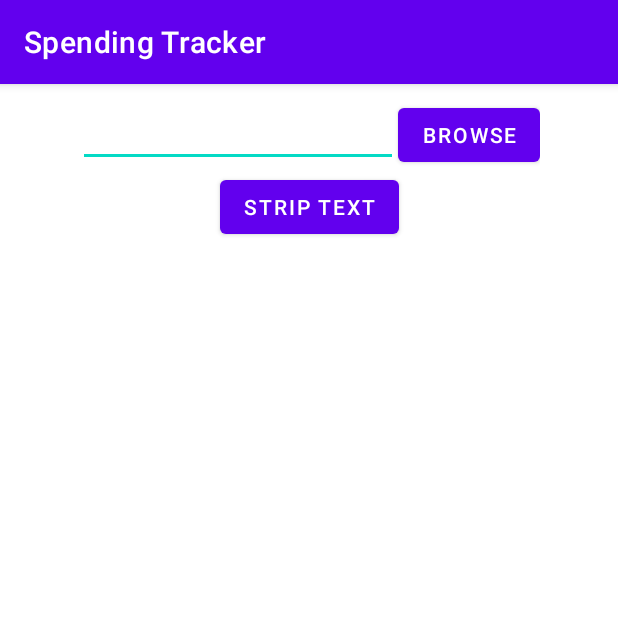
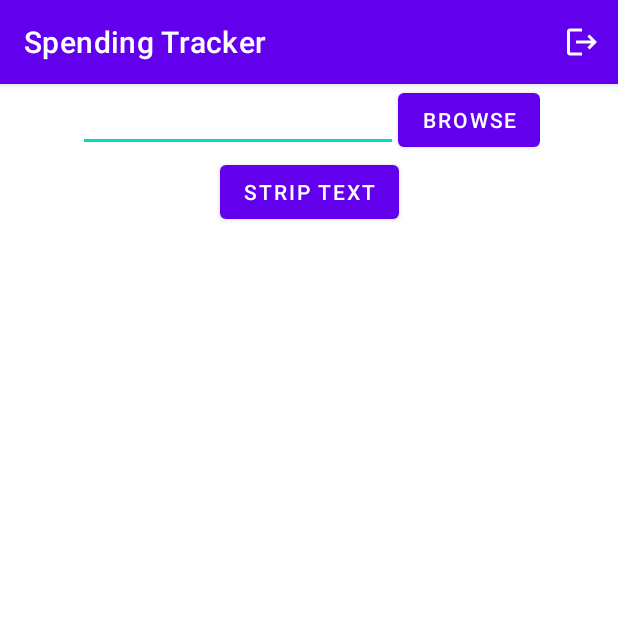
Before and after one commit to nisathnasar/Spending-Tracker, an Android app: the MainActivity screen opened directly, with no data from a screen before it, on a phone screen of 412 x 824 dp, the top half of it. Run offline under Robolectric (Android 15) with nearby library versions, the phone set to English and light mode, and no system bars; our stand-ins replace Firebase (no records; nobody signed in at launch, a user with empty details on screens opened directly); libraries missing offline, so code that uses them is left out: com.chaquo.python, com.tom_roush.pdfbox; pictures from the network do not load; 2 statements that could not run were skipped.

Commit message:
Login Logout

```diff
--- a/app/build.gradle
+++ b/app/build.gradle
@@ -60,6 +60,7 @@ dependencies {
     implementation 'com.google.firebase:firebase-auth:21.0.2'
 
     implementation 'com.google.android.gms:play-services-auth:20.3.0'
+    implementation 'com.google.firebase:firebase-database:20.1.0'
 
     def fragment_version = "1.5.4"
 
--- a/app/src/main/AndroidManifest.xml
+++ b/app/src/main/AndroidManifest.xml
@@ -5,6 +5,9 @@
     <uses-permission android:name="android.permission.READ_EXTERNAL_STORAGE" />
     <uses-permission android:name="android.permission.WRITE_EXTERNAL_STORAGE" />
 
+    <!--android:theme="@style/Theme.SpendingTracker"
+    android:theme="@style/Theme.AppCompat.NoActionBar"
+    -->
     <application
         android:allowBackup="true"
         android:dataExtractionRules="@xml/data_extraction_rules"
--- a/app/src/main/java/com/aston/spendingtracker/MainActivity.java
+++ b/app/src/main/java/com/aston/spendingtracker/MainActivity.java
@@ -1,23 +1,32 @@
 package com.aston.spendingtracker;
 
+import android.content.Intent;
 import android.content.res.AssetManager;
 import android.os.Bundle;
 import android.os.Environment;
 import android.os.ParcelFileDescriptor;
 import android.util.Log;
+import android.view.Menu;
+import android.view.MenuInflater;
+import android.view.MenuItem;
+import android.view.View;
+import android.view.Window;
 import android.widget.Button;
 import android.widget.LinearLayout;
 import android.widget.TextView;
 import android.widget.Toast;
 
 import androidx.appcompat.app.AppCompatActivity;
+import androidx.appcompat.widget.Toolbar;
 import androidx.fragment.app.FragmentManager;
 import androidx.recyclerview.widget.LinearLayoutManager;
 import androidx.recyclerview.widget.RecyclerView;
 
+import com.aston.spendingtracker.ui.login.LoginActivity;
 import com.chaquo.python.PyObject;
 import com.chaquo.python.Python;
 import com.chaquo.python.android.AndroidPlatform;
+import com.google.firebase.auth.FirebaseAuth;
 import com.tom_roush.pdfbox.android.PDFBoxResourceLoader;
 import com.tom_roush.pdfbox.multipdf.Splitter;
 import com.tom_roush.pdfbox.pdmodel.PDDocument;
@@ -61,7 +70,11 @@ public class MainActivity extends AppCompatActivity {
         super.onCreate(savedInstanceState);
         setContentView(R.layout.activity_main);
 
-        //linearLayout = findViewById(R.id.linearLayout);
+
+        if(FirebaseAuth.getInstance().getCurrentUser() == null){
+            signOut();
+        }
+
 
         FragmentManager fragmentManager = this.getSupportFragmentManager();
         this.fragment = (FileSelectorFragment) fragmentManager.findFragmentById(R.id.fragment_fileChooser);
@@ -77,6 +90,7 @@ public class MainActivity extends AppCompatActivity {
                 e.printStackTrace();
             }
         });
+
 
         for(int i = 0; i < 20; i++){
             mWordList.addLast("Word " + i);
@@ -213,6 +227,7 @@ public class MainActivity extends AppCompatActivity {
             for(String str : rows2){
                 fw.write(str+"\n");
                 //addTextView(str + "\n");
+                listTransaction.addLast(str+"\n");
             }
         }
 
@@ -298,6 +313,49 @@ public class MainActivity extends AppCompatActivity {
     }
 
 
+    @Override
+    protected void onResume() {
+        super.onResume();
 
+        if(FirebaseAuth.getInstance().getCurrentUser() == null){
+            signOut();
+        }
+
+    }
+
+    @Override
+    public void onBackPressed() {
+        // Disable back button
+    }
+
+    public void signOut(){
+        FirebaseAuth.getInstance().signOut();
+        startActivity(new Intent(this, LoginActivity.class));
+    }
+
+    @Override
+    public boolean onOptionsItemSelected(MenuItem item) {
+        switch (item.getItemId()) {
+
+            case R.id.action_logout:
+                // User chose the "Favorite" action, mark the current item
+                // as a favorite...
+                signOut();
+                return true;
+
+            default:
+                // If we got here, the user's action was not recognized.
+                // Invoke the superclass to handle it.
+                return super.onOptionsItemSelected(item);
+
+        }
+    }
+
+    @Override
+    public boolean onCreateOptionsMenu(Menu menu) {
+        MenuInflater inflater = getMenuInflater();
+        inflater.inflate(R.menu.menufile, menu);
+        return true;
+    }
 
 }
--- /dev/null
+++ b/app/src/main/res/drawable/ic_baseline_logout_24.xml
@@ -0,0 +1,5 @@
+<vector android:autoMirrored="true" android:height="24dp"
+    android:tint="#FFFFFF" android:viewportHeight="24"
+    android:viewportWidth="24" android:width="24dp" xmlns:android="http://schemas.android.com/apk/res/android">
+    <path android:fillColor="@android:color/white" android:pathData="M17,7l-1.41,1.41L18.17,11H8v2h10.17l-2.58,2.58L17,17l5,-5zM4,5h8V3H4c-1.1,0 -2,0.9 -2,2v14c0,1.1 0.9,2 2,2h8v-2H4V5z"/>
+</vector>
--- a/app/src/main/res/layout/activity_main.xml
+++ b/app/src/main/res/layout/activity_main.xml
@@ -4,17 +4,17 @@
     xmlns:tools="http://schemas.android.com/tools"
     android:layout_width="match_parent"
     android:layout_height="match_parent"
-    android:padding="10dp"
-    tools:context=".MainActivity">
+    tools:context=".MainActivity"
+    >
 
     <androidx.fragment.app.FragmentContainerView
         android:id="@+id/fragment_fileChooser"
         android:name="com.aston.spendingtracker.FileSelectorFragment"
         android:layout_width="wrap_content"
         android:layout_height="wrap_content"
+        app:layout_constraintTop_toTopOf="parent"
+        app:layout_constraintStart_toStartOf="parent"
         app:layout_constraintEnd_toEndOf="parent"
-        app:layout_constraintStart_toStartOf="parent"
-        app:layout_constraintTop_toTopOf="parent"
         tools:layout="@layout/fragment_file_selector" />
 
     <Button
--- /dev/null
+++ b/app/src/main/res/menu/menufile.xml
@@ -0,0 +1,18 @@
+<?xml version="1.0" encoding="utf-8"?>
+<menu xmlns:android="http://schemas.android.com/apk/res/android"
+    xmlns:app="http://schemas.android.com/apk/res-auto">
+
+
+        <!-- "Mark Favorite", should appear as action button if possible -->
+        <item
+            android:id="@+id/action_logout"
+            android:icon="@drawable/ic_baseline_logout_24"
+            android:title="Log out"
+            app:showAsAction="ifRoom"/>
+
+        <!-- Settings, should always be in the overflow
+        <item android:id="@+id/action_settings"
+            android:title="@string/action_settings"
+            app:showAsAction="never"/>-->
+
+</menu>
--- a/app/src/main/res/values-night/themes.xml
+++ b/app/src/main/res/values-night/themes.xml
@@ -12,5 +12,6 @@
         <!-- Status bar color. -->
         <item name="android:statusBarColor">?attr/colorPrimaryVariant</item>
         <!-- Customize your theme here. -->
+
     </style>
 </resources>
--- a/app/src/main/res/values/themes.xml
+++ b/app/src/main/res/values/themes.xml
@@ -12,5 +12,6 @@
         <!-- Status bar color. -->
         <item name="android:statusBarColor">?attr/colorPrimaryVariant</item>
         <!-- Customize your theme here. -->
+
     </style>
 </resources>
--- a/build.gradle
+++ b/build.gradle
@@ -1,6 +1,7 @@
 buildscript {
     dependencies {
-        classpath 'com.google.gms:google-services:4.3.10'
+        //classpath 'com.google.gms:google-services:4.3.10'
+        classpath 'com.google.gms:google-services:4.3.14'
     }
 }// Top-level build file where you can add configuration options common to all sub-projects/modules.
 plugins {
```
Also changed, not shown: app/src/main/java/com/aston/spendingtracker/RegisterUser.java (+48 -0 lines), app/src/main/java/com/aston/spendingtracker/Transaction.java (added, +27 -0 lines), app/src/main/java/com/aston/spendingtracker/User.java (added, +15 -0 lines), app/src/main/java/com/aston/spendingtracker/data/LoginDataSource.java (+13 -0 lines), app/src/main/java/com/aston/spendingtracker/ui/login/LoginActivity.java (+73 -156 lines), app/src/main/res/layout/activity_login.xml (+15 -12 lines), 1 other file.
